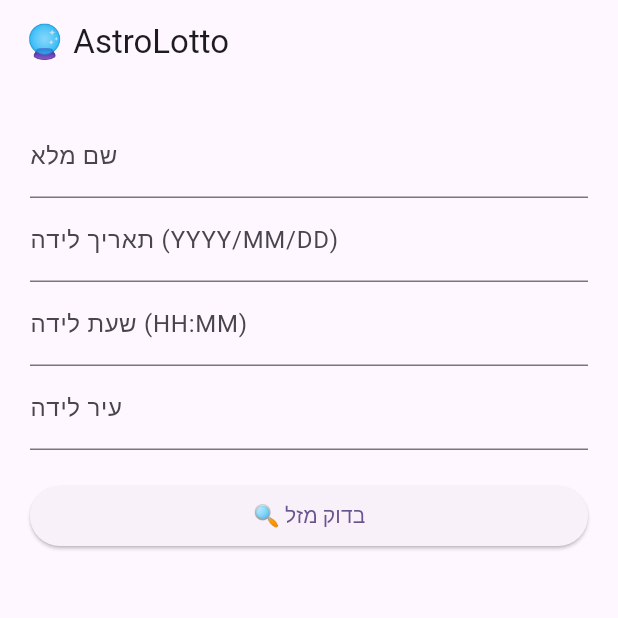
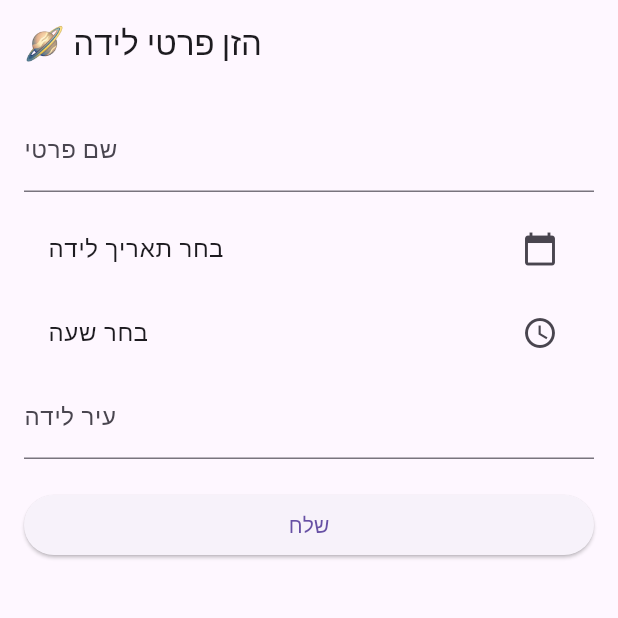
Before and after one commit to ereztzafar/LOTTOLUCK, a Flutter app: the screen it shows after launch, on a phone screen of 412 x 824 dp, the top half of it. Run offline on Flutter 3.47's test engine with Material 3 defaults, Android fonts, the phone set to English and light mode, and no system bars; Roboto replaces fonts that are missing (Arial).

Commit message:
Update main.dart

```diff
--- a/lib/main.dart
+++ b/lib/main.dart
@@ -1,24 +1,96 @@
 import 'package:flutter/material.dart';
-import 'screens/home_screen.dart';
 
 void main() {
-  runApp(const AstroLottoApp());
+  runApp(LottoLuckApp());
 }
 
-class AstroLottoApp extends StatelessWidget {
-  const AstroLottoApp({super.key});
+class LottoLuckApp extends StatelessWidget {
+  @override
+  Widget build(BuildContext context) {
+    return MaterialApp(
+      title: 'Lotto Luck',
+      theme: ThemeData(primarySwatch: Colors.indigo),
+      home: BirthFormScreen(),
+    );
+  }
+}
+
+class BirthFormScreen extends StatefulWidget {
+  @override
+  _BirthFormScreenState createState() => _BirthFormScreenState();
+}
+
+class _BirthFormScreenState extends State<BirthFormScreen> {
+  final _formKey = GlobalKey<FormState>();
+  String _name = '';
+  DateTime? _birthDate;
+  TimeOfDay? _birthTime;
+  String _birthCity = '';
 
   @override
   Widget build(BuildContext context) {
-    return MaterialApp(
-      debugShowCheckedModeBanner: false,
-      title: 'AstroLotto',
-      theme: ThemeData(
-        colorScheme: ColorScheme.fromSeed(seedColor: Colors.deepPurple),
-        useMaterial3: true,
-        fontFamily: 'Arial',
+    return Scaffold(
+      appBar: AppBar(title: Text('🪐 הזן פרטי לידה')),
+      body: Padding(
+        padding: EdgeInsets.all(16),
+        child: Form(
+          key: _formKey,
+          child: ListView(
+            children: [
+              TextFormField(
+                decoration: InputDecoration(labelText: 'שם פרטי'),
+                onChanged: (value) => _name = value,
+              ),
+              SizedBox(height: 10),
+              ListTile(
+                title: Text(_birthDate == null
+                    ? 'בחר תאריך לידה'
+                    : 'תאריך לידה: ${_birthDate!.day}/${_birthDate!.month}/${_birthDate!.year}'),
+                trailing: Icon(Icons.calendar_today),
+                onTap: () async {
+                  final date = await showDatePicker(
+                    context: context,
+                    initialDate: DateTime(1970),
+                    firstDate: DateTime(1900),
+                    lastDate: DateTime.now(),
+                  );
+                  if (date != null) setState(() => _birthDate = date);
+                },
+              ),
+              ListTile(
+                title: Text(_birthTime == null
+                    ? 'בחר שעה'
+                    : 'שעה: ${_birthTime!.format(context)}'),
+                trailing: Icon(Icons.access_time),
+                onTap: () async {
+                  final time = await showTimePicker(
+                    context: context,
+                    initialTime: TimeOfDay(hour: 6, minute: 0),
+                  );
+                  if (time != null) setState(() => _birthTime = time);
+                },
+              ),
+              TextFormField(
+                decoration: InputDecoration(labelText: 'עיר לידה'),
+                onChanged: (value) => _birthCity = value,
+              ),
+              SizedBox(height: 20),
+              ElevatedButton(
+                child: Text('שלח'),
+                onPressed: () {
+                  if (_formKey.currentState!.validate()) {
+                    print('📋 שם: $_name');
+                    print('📅 תאריך: $_birthDate');
+                    print('🕓 שעה: $_birthTime');
+                    print('🌍 עיר: $_birthCity');
+                    // נשלב כאן את שלב החישוב האסטרולוגי בהמשך
+                  }
+                },
+              ),
+            ],
+          ),
+        ),
       ),
-      home: const HomeScreen(),
     );
   }
 }
```
